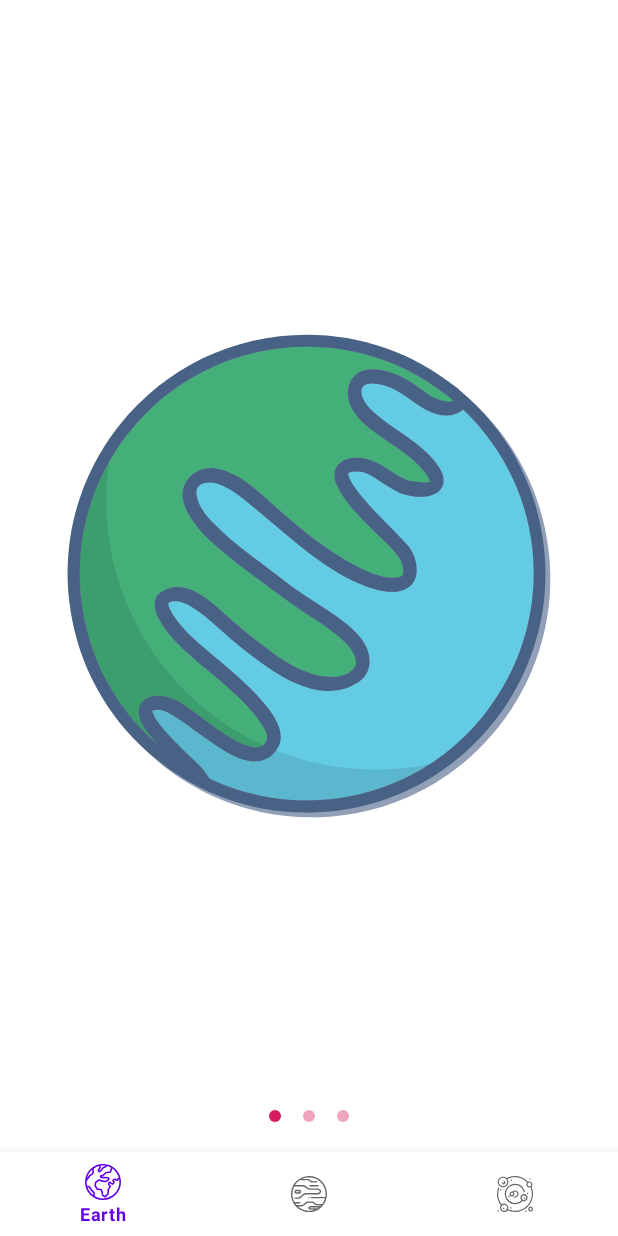
After one commit to shumvlesu/OneSpaceFoto, an Android app: the ApiBottomActivity screen opened directly, with no data from a screen before it, on a phone screen of 412 x 824 dp. The commit adds this screen. Run offline under Robolectric (Android 15) with nearby library versions, the phone set to English and light mode, and no system bars.

Commit message:
3е ДЗ Начало. Надо сделать привязку в активити.

```diff
--- a/app/src/main/AndroidManifest.xml
+++ b/app/src/main/AndroidManifest.xml
@@ -18,6 +18,7 @@
             </intent-filter>
         </activity>
         <activity android:name=".ui.api.ApiActivity"/>
+        <activity android:name=".ui.apibottom.ApiBottomActivity"/>
     </application>
 
 </manifest>
--- a/app/src/main/java/com/shumikhin/onespaefoto/ui/PictureOfTheDayFragment.kt
+++ b/app/src/main/java/com/shumikhin/onespaefoto/ui/PictureOfTheDayFragment.kt
@@ -18,6 +18,7 @@ import com.shumikhin.onespaefoto.R
 import com.shumikhin.onespaefoto.databinding.BottomSheetLayoutBinding
 import com.shumikhin.onespaefoto.databinding.MainFragmentBinding
 import com.shumikhin.onespaefoto.ui.api.ApiActivity
+import com.shumikhin.onespaefoto.ui.apibottom.ApiBottomActivity
 import com.shumikhin.onespaefoto.ui.picture.BottomNavigationDrawerFragment
 import com.shumikhin.onespaefoto.ui.picture.PictureOfTheDayData
 import com.shumikhin.onespaefoto.ui.setting.SettingsFragment
@@ -61,10 +62,12 @@ class PictureOfTheDayFragment : Fragment() {
         //setBottomAppBar(view.findViewById(R.id.bottom_app_bar))
     }
 
+
     //метод, в который будем передавать наш BottomSheet и инициализировать bottomSheetBehavior.
     private fun setBottomSheetBehavior(bottomSheet: ConstraintLayout) {
         bottomSheetBehavior = BottomSheetBehavior.from(bottomSheet)
-        bottomSheetBehavior.state = BottomSheetBehavior.STATE_COLLAPSED //В свернутое состояние, но не скрытое
+        bottomSheetBehavior.state =
+            BottomSheetBehavior.STATE_COLLAPSED //В свернутое состояние, но не скрытое
     }
 
     override fun onCreateOptionsMenu(menu: Menu, inflater: MenuInflater) {
@@ -74,7 +77,8 @@ class PictureOfTheDayFragment : Fragment() {
 
     override fun onOptionsItemSelected(item: MenuItem): Boolean {
         when (item.itemId) {
-            R.id.app_bar_fav -> Toast.makeText(context, "Favourite", Toast.LENGTH_SHORT).show()
+            //R.id.app_bar_fav -> Toast.makeText(context, "Favourite", Toast.LENGTH_SHORT).show()
+            R.id.app_bar_fav -> activity?.let {startActivity(Intent(it, ApiBottomActivity::class.java))}
             R.id.app_bar_search -> Toast.makeText(context, "Search", Toast.LENGTH_SHORT).show()
             R.id.app_bar_settings -> activity?.apply {
                 this.supportFragmentManager
@@ -89,11 +93,19 @@ class PictureOfTheDayFragment : Fragment() {
                 }
             }
             //Запускает активити ApiActivity
-            R.id.app_bar_api -> activity?.let { startActivity(Intent(it, ApiActivity::class.java)) }
+            R.id.app_bar_api -> activity?.let {
+                startActivity(
+                    Intent(
+                        it,
+                        ApiActivity::class.java
+                    )
+                )
+            }
 
         }
         return super.onOptionsItemSelected(item)
     }
+
 
     private fun setBottomAppBar(view: View) {
         val context = activity as MainActivity
@@ -132,7 +144,9 @@ class PictureOfTheDayFragment : Fragment() {
     override fun onActivityCreated(savedInstanceState: Bundle?) {
         super.onActivityCreated(savedInstanceState)
         viewModel.getData()
-            .observe(this@PictureOfTheDayFragment, Observer<PictureOfTheDayData> { renderData(it) })
+            .observe(
+                this@PictureOfTheDayFragment,
+                Observer<PictureOfTheDayData> { renderData(it) })
     }
 
     private fun renderData(data: PictureOfTheDayData) {
@@ -190,5 +204,4 @@ class PictureOfTheDayFragment : Fragment() {
         _binding = null
         bindingSh = null
     }
-
 }
--- /dev/null
+++ b/app/src/main/java/com/shumikhin/onespaefoto/ui/apibottom/ApiBottomActivity.kt
@@ -0,0 +1,67 @@
+package com.shumikhin.onespaefoto.ui.apibottom
+
+import android.os.Bundle
+import androidx.appcompat.app.AppCompatActivity
+import com.shumikhin.onespaefoto.R
+import com.shumikhin.onespaefoto.databinding.ActivityApiBottomBinding
+import com.shumikhin.onespaefoto.ui.api.EarthFragment
+import com.shumikhin.onespaefoto.ui.api.MarsFragment
+import com.shumikhin.onespaefoto.ui.api.WeatherFragment
+
+class ApiBottomActivity : AppCompatActivity() {
+
+    private var _binding: ActivityApiBottomBinding? = null
+    private val binding get() = _binding!!
+
+    override fun onCreate(savedInstanceState: Bundle?) {
+        super.onCreate(savedInstanceState)
+        //setContentView(R.layout.activity_api_bottom)
+        _binding = ActivityApiBottomBinding.inflate(layoutInflater)
+        setContentView(binding.root)
+        binding.bottomNavigationView.setOnNavigationItemSelectedListener { item ->
+            when (item.itemId) {
+                R.id.bottom_view_earth -> {
+                    //Item tapped
+                    supportFragmentManager.beginTransaction()
+                        .replace(R.id.activity_api_bottom_container, EarthFragment())
+                        .commitAllowingStateLoss()
+                    true
+                }
+                R.id.bottom_view_mars -> {
+                    //Item tapped
+                    supportFragmentManager.beginTransaction()
+                        .replace(R.id.activity_api_bottom_container, MarsFragment())
+                        .commitAllowingStateLoss()
+                    true
+                }
+                R.id.bottom_view_weather -> {
+                    //Item tapped
+                    supportFragmentManager.beginTransaction()
+                        .replace(R.id.activity_api_bottom_container,WeatherFragment())
+                        .commitAllowingStateLoss()
+                    true
+                }
+                else -> false
+            }
+        }
+
+        binding.bottomNavigationView.selectedItemId = R.id.bottom_view_earth
+
+        //если пользователь повторно нажал на тот же элемент
+        binding.bottomNavigationView.setOnNavigationItemReselectedListener { item ->
+            when (item.itemId) {
+                R.id.bottom_view_earth -> {
+                    //Item tapped
+                }
+                R.id.bottom_view_mars -> {
+                    //Item tapped
+                }
+                R.id.bottom_view_weather -> {
+                    //Item tapped
+                }
+            }
+        }
+
+
+    }
+}
--- /dev/null
+++ b/app/src/main/res/layout/activity_api_bottom.xml
@@ -0,0 +1,26 @@
+<?xml version="1.0" encoding="utf-8"?>
+<androidx.constraintlayout.widget.ConstraintLayout xmlns:android="http://schemas.android.com/apk/res/android"
+    xmlns:app="http://schemas.android.com/apk/res-auto"
+    android:layout_width="match_parent"
+    android:layout_height="match_parent">
+
+    <FrameLayout
+        android:id="@+id/activity_api_bottom_container"
+        android:layout_width="match_parent"
+        android:layout_height="match_parent"
+        android:layout_marginBottom="?actionBarSize"
+        app:layout_constraintBottom_toTopOf="@+id/bottom_navigation_view"
+        app:layout_constraintEnd_toEndOf="parent"
+        app:layout_constraintStart_toStartOf="parent"
+        app:layout_constraintTop_toTopOf="parent" />
+
+    <com.google.android.material.bottomnavigation.BottomNavigationView
+        android:id="@+id/bottom_navigation_view"
+        android:layout_width="match_parent"
+        android:layout_height="wrap_content"
+        app:labelVisibilityMode="selected"
+        app:layout_constraintBottom_toBottomOf="parent"
+        app:layout_constraintEnd_toEndOf="parent"
+        app:layout_constraintStart_toStartOf="parent"
+        app:menu="@menu/menu_bottom_navigation_view" />
+</androidx.constraintlayout.widget.ConstraintLayout>
--- /dev/null
+++ b/app/src/main/res/menu/menu_bottom_navigation_view.xml
@@ -0,0 +1,17 @@
+<?xml version="1.0" encoding="utf-8"?>
+<menu xmlns:android="http://schemas.android.com/apk/res/android">
+    <item
+        android:id="@+id/bottom_view_earth"
+        android:icon="@drawable/ic_earth"
+        android:title="@string/earth" />
+
+    <item
+        android:id="@+id/bottom_view_mars"
+        android:icon="@drawable/ic_mars"
+        android:title="@string/mars" />
+
+    <item
+        android:id="@+id/bottom_view_weather"
+        android:icon="@drawable/ic_system"
+        android:title="@string/weather" />
+</menu>
--- a/app/src/main/res/values/strings.xml
+++ b/app/src/main/res/values/strings.xml
@@ -12,4 +12,7 @@
     <string name="name_of_my_custom_theme_pink">Розовая тема</string>
     <string name="name_of_my_custom_theme_сosmic">Космическая тема</string>
     <string name="todo">Кнопка действия</string>
+    <string name="earth">Earth</string>
+    <string name="mars">Mars</string>
+    <string name="weather">Weather</string>
 </resources>
```
